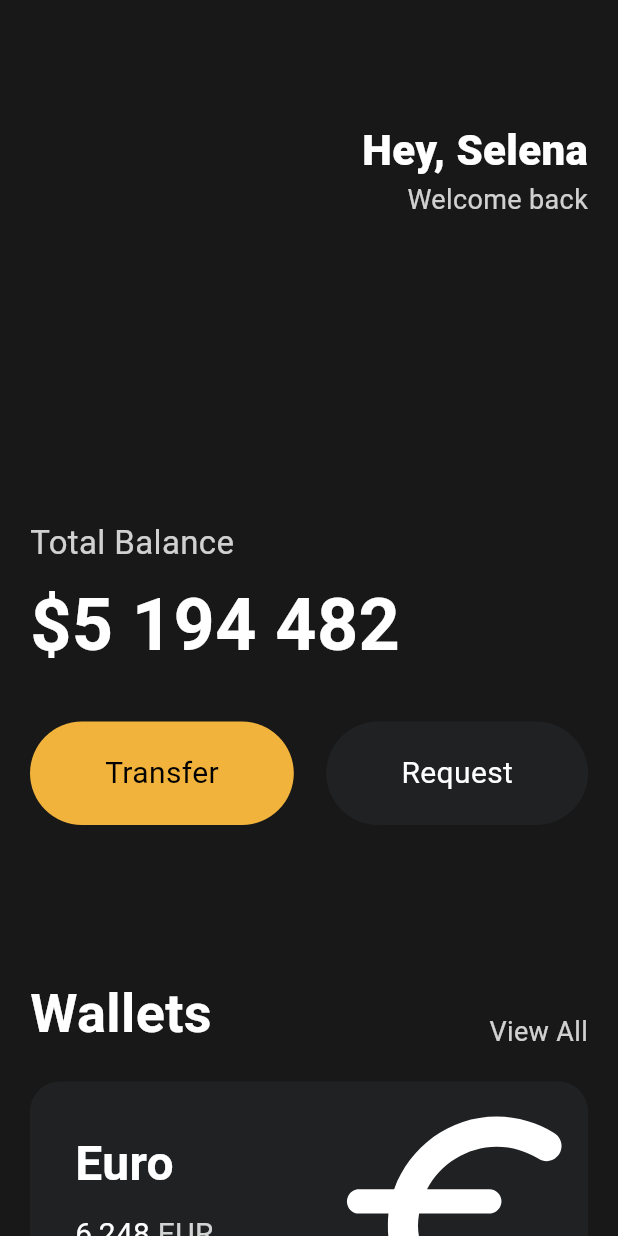
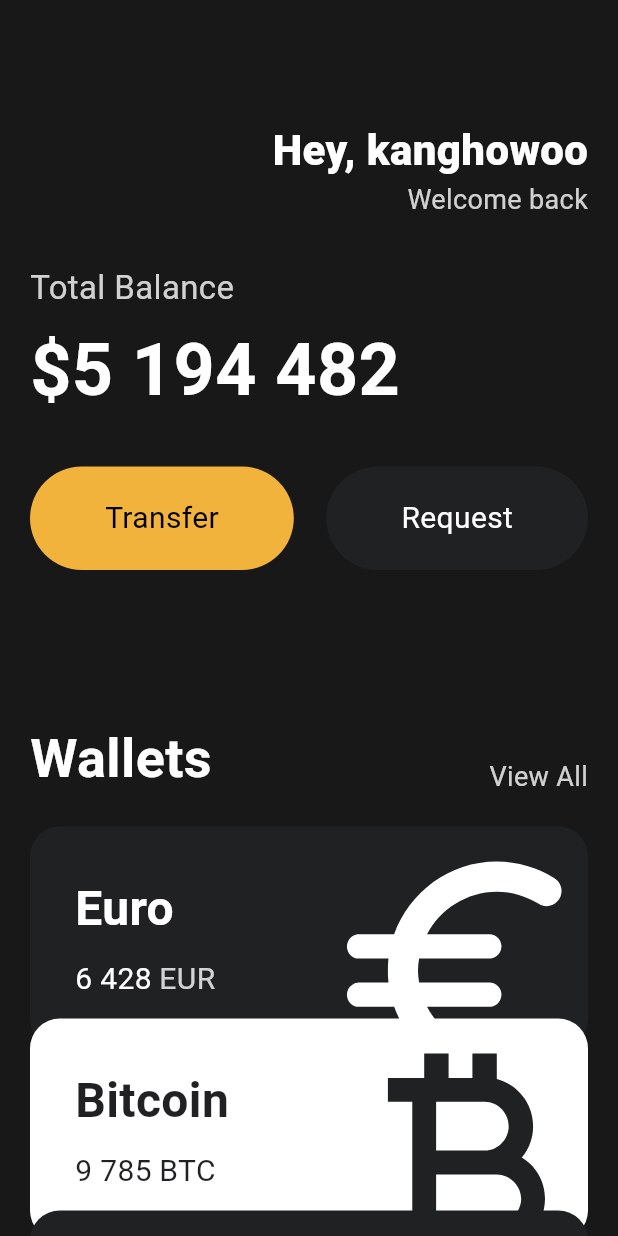
Before and after one commit to kanghowoo/flutter-study, a Flutter app: the screen it shows after launch, on a phone screen of 412 x 824 dp. Run offline on Flutter 3.47's test engine with Material 3 defaults, Android fonts, the phone set to English and light mode, and no system bars.

Commit message:
design: custom widget (reusable card)

```diff
--- a/toonflix/lib/main.dart
+++ b/toonflix/lib/main.dart
@@ -1,5 +1,6 @@
 import 'package:flutter/material.dart';
 import 'package:toonflix/widgets/button.dart';
+import 'package:toonflix/widgets/currency_card.dart';
 
 void main() {
   runApp(const App());
@@ -13,7 +14,8 @@ class App extends StatelessWidget {
     return MaterialApp(
       home: Scaffold(
         backgroundColor: const Color(0xFF181818),
-        body: Padding(
+        body: SingleChildScrollView(
+          child: Padding(
             padding: const EdgeInsets.symmetric(horizontal: 20),
             child: Column(
               crossAxisAlignment: CrossAxisAlignment.start,
@@ -28,7 +30,7 @@ class App extends StatelessWidget {
                       crossAxisAlignment: CrossAxisAlignment.end,
                       children: [
                         const Text(
-                        'Hey, Selena',
+                          'Hey, kanghowoo',
                           style: TextStyle(
                             color: Colors.white,
                             fontSize: 28,
@@ -47,7 +49,7 @@ class App extends StatelessWidget {
                   ],
                 ),
                 const SizedBox(
-                height: 200,
+                  height: 30,
                 ),
                 Text(
                   'Total Balance',
@@ -110,70 +112,32 @@ class App extends StatelessWidget {
                 const SizedBox(
                   height: 20,
                 ),
-              Container(
-                clipBehavior: Clip.hardEdge,
-                decoration: BoxDecoration(
-                  color: const Color(0xFF1F2123),
-                  borderRadius: BorderRadius.circular(20),
+                const CurrencyCard(
+                  name: 'Euro',
+                  code: 'EUR',
+                  amount: '6 428',
+                  icon: Icons.euro_rounded,
+                  isInverted: false,
+                  yOrder: 0,
                 ),
-                child: Padding(
-                  padding: const EdgeInsets.all(30),
-                  child: Row(
-                    mainAxisAlignment: MainAxisAlignment.spaceBetween,
-                    children: [
-                      Column(
-                        crossAxisAlignment: CrossAxisAlignment.start,
-                        children: [
-                          const Text(
-                            'Euro',
-                            style: TextStyle(
-                              color: Colors.white,
-                              fontSize: 32,
-                              fontWeight: FontWeight.w600,
+                const CurrencyCard(
+                  name: 'Bitcoin',
+                  code: 'BTC',
+                  amount: '9 785',
+                  icon: Icons.currency_bitcoin,
+                  isInverted: true,
+                  yOrder: 1,
                 ),
-                          ),
-                          const SizedBox(
-                            height: 10,
-                          ),
-                          Row(
-                            children: [
-                              const Text(
-                                '6,248',
-                                style: TextStyle(
-                                  color: Colors.white,
-                                  fontSize: 20,
-                                ),
-                              ),
-                              const SizedBox(
-                                width: 5,
-                              ),
-                              Text(
-                                'EUR',
-                                style: TextStyle(
-                                  color: Colors.white.withOpacity(0.8),
-                                  fontSize: 20,
-                                ),
+                const CurrencyCard(
+                  name: 'Dollar',
+                  code: 'USD',
+                  amount: '6 248',
+                  icon: Icons.attach_money_rounded,
+                  isInverted: false,
+                  yOrder: 2,
                 ),
               ],
             ),
-                        ],
-                      ),
-                      Transform.scale(
-                        scale: 2.2,
-                        child: Transform.translate(
-                          offset: const Offset(-5, 10),
-                          child: const Icon(
-                            Icons.euro_rounded,
-                            color: Colors.white,
-                            size: 88,
-                          ),
-                        ),
-                      ),
-                    ],
-                  ),
-                ),
-              ),
-            ],
           ),
         ),
       ),
--- /dev/null
+++ b/toonflix/lib/widgets/currency_card.dart
@@ -0,0 +1,92 @@
+import 'package:flutter/material.dart';
+
+class CurrencyCard extends StatelessWidget {
+  final String name, code, amount;
+  final IconData icon;
+  final bool isInverted;
+  final double yOrder;
+
+  final _blackColor = const Color(0xFF1F2123);
+
+  const CurrencyCard({
+    super.key,
+    required this.name,
+    required this.code,
+    required this.amount,
+    required this.icon,
+    required this.isInverted,
+    required this.yOrder,
+  });
+
+  @override
+  Widget build(BuildContext context) {
+    return Transform.translate(
+      offset: Offset(0, -20 * yOrder),
+      child: Container(
+        clipBehavior: Clip.hardEdge,
+        decoration: BoxDecoration(
+          color: isInverted ? Colors.white : const Color(0xFF1F2123),
+          borderRadius: BorderRadius.circular(20),
+        ),
+        child: Padding(
+          padding: const EdgeInsets.all(30),
+          child: Row(
+            mainAxisAlignment: MainAxisAlignment.spaceBetween,
+            children: [
+              Column(
+                crossAxisAlignment: CrossAxisAlignment.start,
+                children: [
+                  Text(
+                    name,
+                    style: TextStyle(
+                      color: isInverted ? _blackColor : Colors.white,
+                      fontSize: 32,
+                      fontWeight: FontWeight.w600,
+                    ),
+                  ),
+                  const SizedBox(
+                    height: 10,
+                  ),
+                  Row(
+                    children: [
+                      Text(
+                        amount,
+                        style: TextStyle(
+                          color: isInverted ? _blackColor : Colors.white,
+                          fontSize: 20,
+                        ),
+                      ),
+                      const SizedBox(
+                        width: 5,
+                      ),
+                      Text(
+                        code,
+                        style: TextStyle(
+                          color: isInverted
+                              ? _blackColor
+                              : Colors.white.withOpacity(0.8),
+                          fontSize: 20,
+                        ),
+                      ),
+                    ],
+                  ),
+                ],
+              ),
+              Transform.scale(
+                scale: 2.2,
+                child: Transform.translate(
+                  offset: const Offset(-5, 10),
+                  child: Icon(
+                    icon,
+                    color: isInverted ? _blackColor : Colors.white,
+                    size: 88,
+                  ),
+                ),
+              ),
+            ],
+          ),
+        ),
+      ),
+    );
+  }
+}
```
Lines whose indentation alone changed are shown as unchanged.
